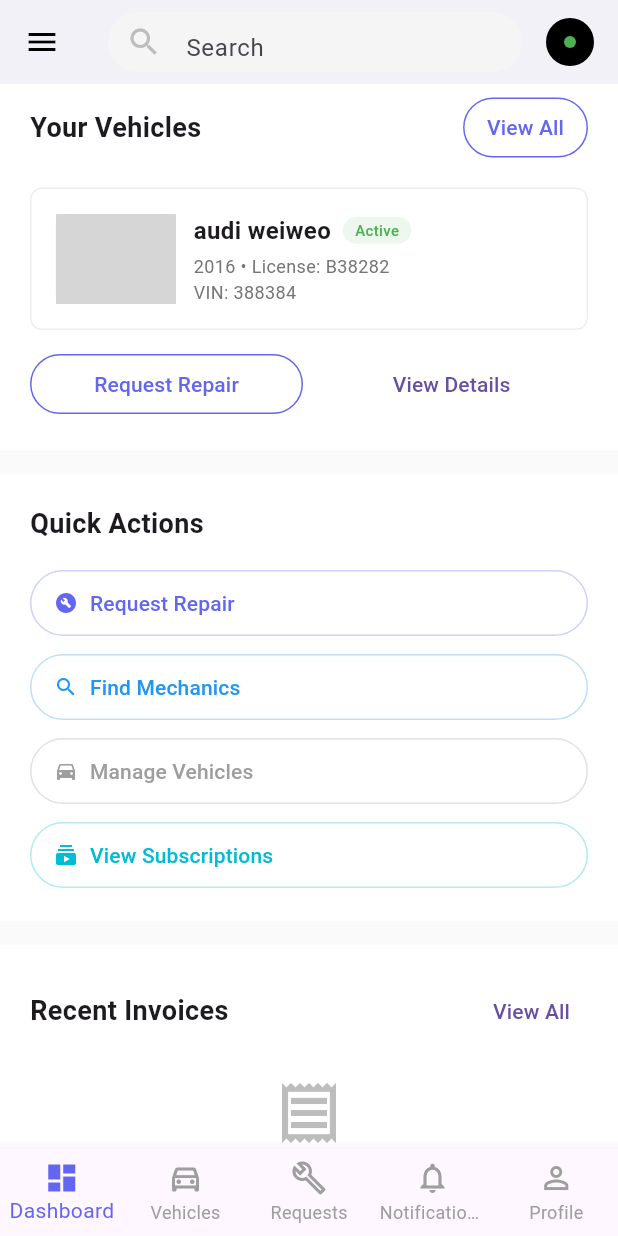
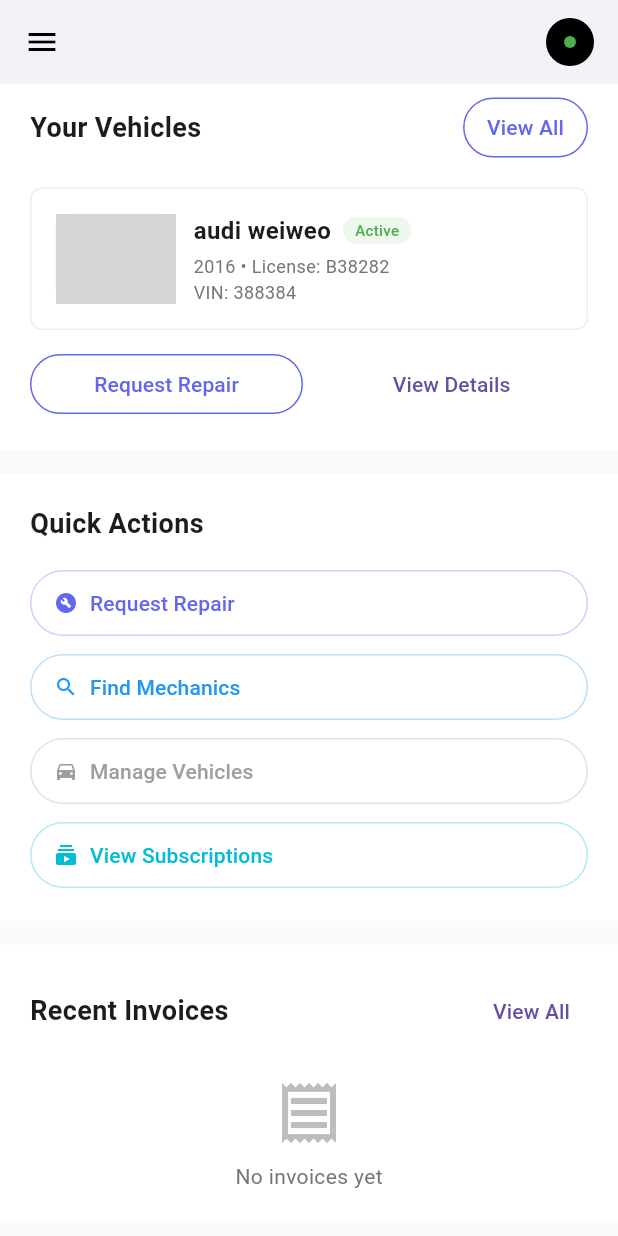
Before and after one commit to mperorjohn/moto-doc-app, a Flutter app: the HomeScreen screen opened by its route, scrolled down 576 dp, on a phone screen of 412 x 824 dp. Run offline on Flutter 3.47's test engine with Material 3 defaults, Android fonts, the light colour scheme and no system bars; grey boxes are pictures that could not be loaded.

Commit message:
Remove search bar and comment out bottom navigation bar in HomeScreen

```diff
--- a/lib/screens/home_screen.dart
+++ b/lib/screens/home_screen.dart
@@ -37,24 +37,6 @@ class _HomeScreenState extends State<HomeScreen> {
                 onPressed: () => Scaffold.of(context).openDrawer(),
               ),
         ),
-        title: Container(
-          height: 40,
-          decoration: BoxDecoration(
-            color: Colors.grey[100],
-            borderRadius: BorderRadius.circular(20),
-          ),
-          child: TextField(
-            decoration: InputDecoration(
-              hintText: 'Search',
-              prefixIcon: Icon(Icons.search, color: Colors.grey[400]),
-              border: InputBorder.none,
-              contentPadding: const EdgeInsets.symmetric(
-                horizontal: 16,
-                vertical: 8,
-              ),
-            ),
-          ),
-        ),
         actions: [
           Container(
             margin: const EdgeInsets.only(right: 16),
@@ -74,44 +56,44 @@ class _HomeScreenState extends State<HomeScreen> {
         ],
       ),
       body: _pages[_currentIndex],
-      bottomNavigationBar: BottomNavigationBar(
-        currentIndex: _currentIndex,
-        onTap: (index) {
-          setState(() {
-            _currentIndex = index;
-          });
-        },
-        type: BottomNavigationBarType.fixed,
-        selectedItemColor: AppTheme.primaryPurple,
-        unselectedItemColor: Colors.grey,
-        items: const [
-          BottomNavigationBarItem(
-            icon: Icon(Icons.dashboard_outlined),
-            activeIcon: Icon(Icons.dashboard),
-            label: 'Dashboard',
-          ),
-          BottomNavigationBarItem(
-            icon: Icon(Icons.directions_car_outlined),
-            activeIcon: Icon(Icons.directions_car),
-            label: 'Vehicles',
-          ),
-          BottomNavigationBarItem(
-            icon: Icon(Icons.build_outlined),
-            activeIcon: Icon(Icons.build),
-            label: 'Requests',
-          ),
-          BottomNavigationBarItem(
-            icon: Icon(Icons.notifications_outlined),
-            activeIcon: Icon(Icons.notifications),
-            label: 'Notifications',
-          ),
-          BottomNavigationBarItem(
-            icon: Icon(Icons.person_outline),
-            activeIcon: Icon(Icons.person),
-            label: 'Profile',
-          ),
-        ],
-      ),
+      // bottomNavigationBar: BottomNavigationBar(
+      //   currentIndex: _currentIndex,
+      //   onTap: (index) {
+      //     setState(() {
+      //       _currentIndex = index;
+      //     });
+      //   },
+      //   type: BottomNavigationBarType.fixed,
+      //   selectedItemColor: AppTheme.primaryPurple,
+      //   unselectedItemColor: Colors.grey,
+      //   items: const [
+      //     BottomNavigationBarItem(
+      //       icon: Icon(Icons.dashboard_outlined),
+      //       activeIcon: Icon(Icons.dashboard),
+      //       label: 'Dashboard',
+      //     ),
+      //     BottomNavigationBarItem(
+      //       icon: Icon(Icons.directions_car_outlined),
+      //       activeIcon: Icon(Icons.directions_car),
+      //       label: 'Vehicles',
+      //     ),
+      //     BottomNavigationBarItem(
+      //       icon: Icon(Icons.build_outlined),
+      //       activeIcon: Icon(Icons.build),
+      //       label: 'Requests',
+      //     ),
+      //     BottomNavigationBarItem(
+      //       icon: Icon(Icons.notifications_outlined),
+      //       activeIcon: Icon(Icons.notifications),
+      //       label: 'Notifications',
+      //     ),
+      //     BottomNavigationBarItem(
+      //       icon: Icon(Icons.person_outline),
+      //       activeIcon: Icon(Icons.person),
+      //       label: 'Profile',
+      //     ),
+      //   ],
+      // ),
     );
   }
 
```
